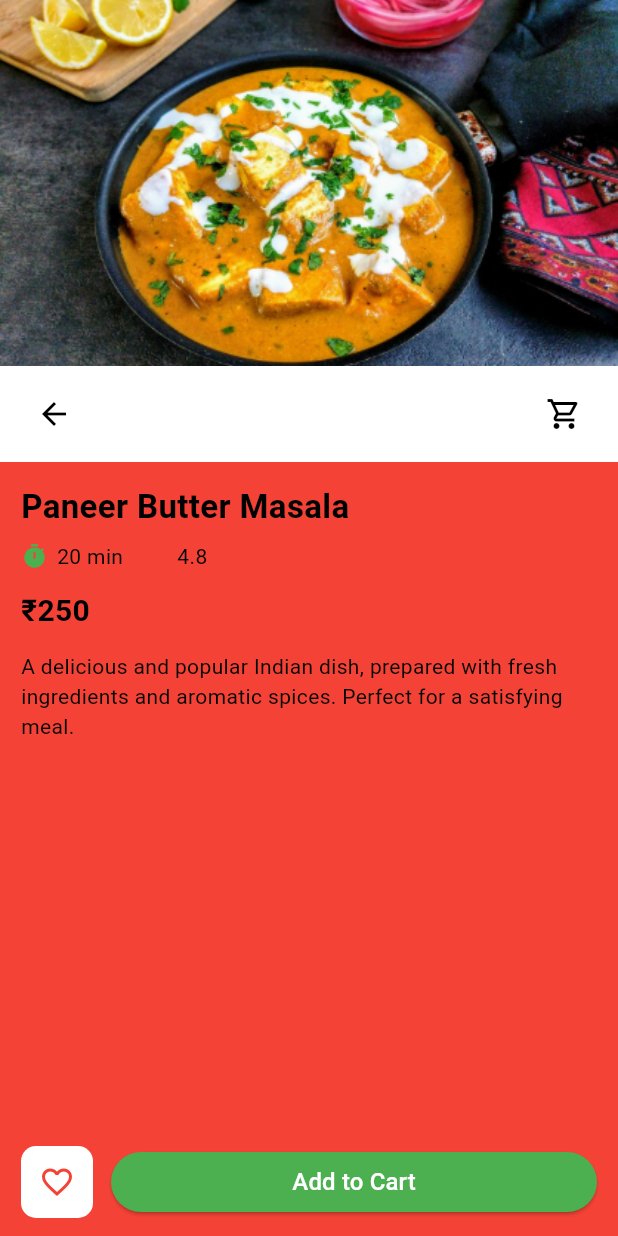
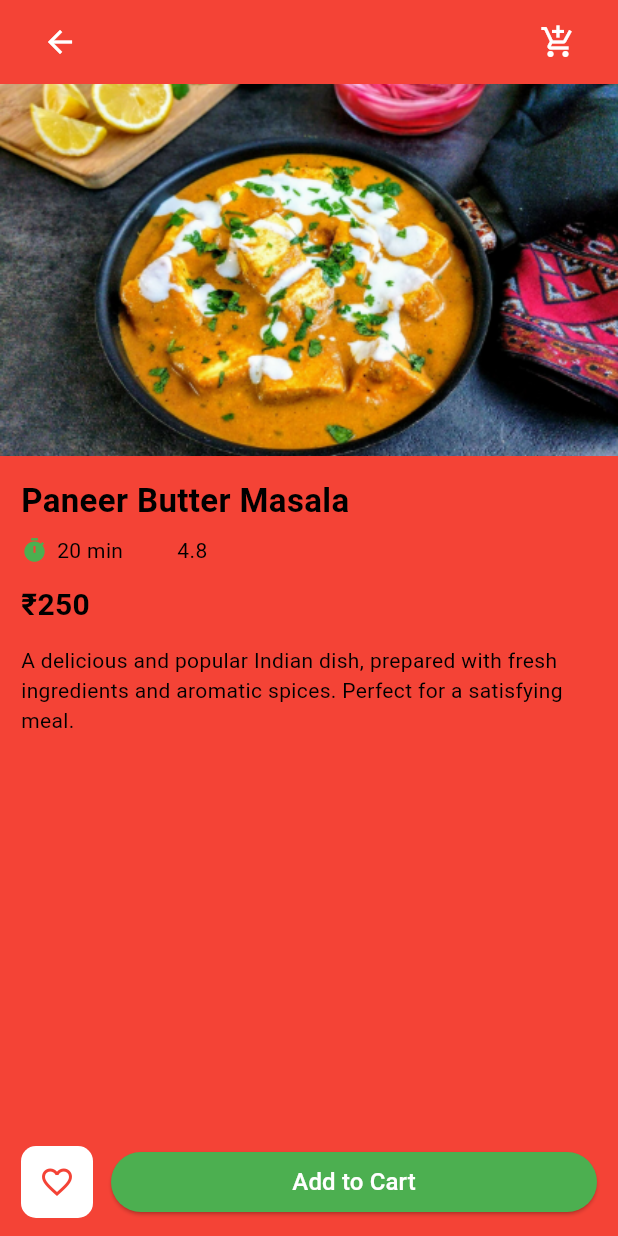
Before and after one commit to VivekRaja984/flutter-food-app, a Flutter app: the screen it shows after launch, after a tap on "Paneer Butter Masala", on a phone screen of 412 x 824 dp. Run offline on Flutter 3.47's test engine with Material 3 defaults, Android fonts, the phone set to English and light mode, and no system bars.

Commit message:
updated appbar

```diff
--- a/lib/details_screen.dart
+++ b/lib/details_screen.dart
@@ -8,11 +8,25 @@ class DetailsScreen extends StatelessWidget {
   @override
   Widget build(BuildContext context) {
     return Scaffold(
+    appBar: AppBar(
+      backgroundColor: Colors.transparent,
+      elevation: 0,
+      automaticallyImplyLeading: false,
+      title: Row(
+        mainAxisAlignment: MainAxisAlignment.spaceBetween,
+        children: [
+          IconButton(onPressed: () {}, icon: Icon(Icons.arrow_back,color: Colors.white,)),
+          IconButton(onPressed: () {}, icon:Icon(Icons.add_shopping_cart,color: Colors.white,)),
+        ],
+      ),
+    ),
+      extendBodyBehindAppBar: true,
       body: SafeArea(
         child: Column(
           children: [
-            // Fullscreen Image on top
+
             Expanded(
+
               child: Image.asset(
                 dish['image']!,
                 width: double.infinity,   // fill width
@@ -21,36 +35,7 @@ class DetailsScreen extends StatelessWidget {
               ),
             ),
 
-            // Top buttons row (back + cart)
-            Container(
-              color: Colors.white,
-              padding: EdgeInsets.symmetric(horizontal: 12, vertical: 8),
-              child: Row(
-                mainAxisAlignment: MainAxisAlignment.spaceBetween,
-                children: [
-                  Container(
-                    decoration: BoxDecoration(
-                      color: Colors.white70,
-                      borderRadius: BorderRadius.circular(10),
-                    ),
-                    child: IconButton(
-                      icon: Icon(Icons.arrow_back, color: Colors.black),
-                      onPressed: () => Navigator.pop(context),
-                    ),
-                  ),
-                  Container(
-                    decoration: BoxDecoration(
-                      color: Colors.white70,
-                      borderRadius: BorderRadius.circular(10),
-                    ),
-                    child: IconButton(
-                      icon: Icon(Icons.shopping_cart_outlined, color: Colors.black),
-                      onPressed: () {},
-                    ),
-                  ),
-                ],
-              ),
-            ),
+
 
             // details
             Padding(
--- a/lib/menu_screen.dart
+++ b/lib/menu_screen.dart
@@ -37,7 +37,13 @@ class menu_screen extends StatelessWidget {
   Widget build(BuildContext context) {
     return Scaffold(
       appBar: AppBar(
-        title: Text("Food Menu",style: TextStyle(color: Colors.white),),
+        title: Row(
+          mainAxisAlignment: MainAxisAlignment.spaceBetween,
+          children: [
+            Text("Food Menu",style: TextStyle(color: Colors.white),),
+            IconButton(onPressed: () {}, icon:Icon(Icons.add_shopping_cart,color: Colors.white,)),
+          ],
+        ),
         backgroundColor: Colors.red,
       ),
       body: Column(
```
